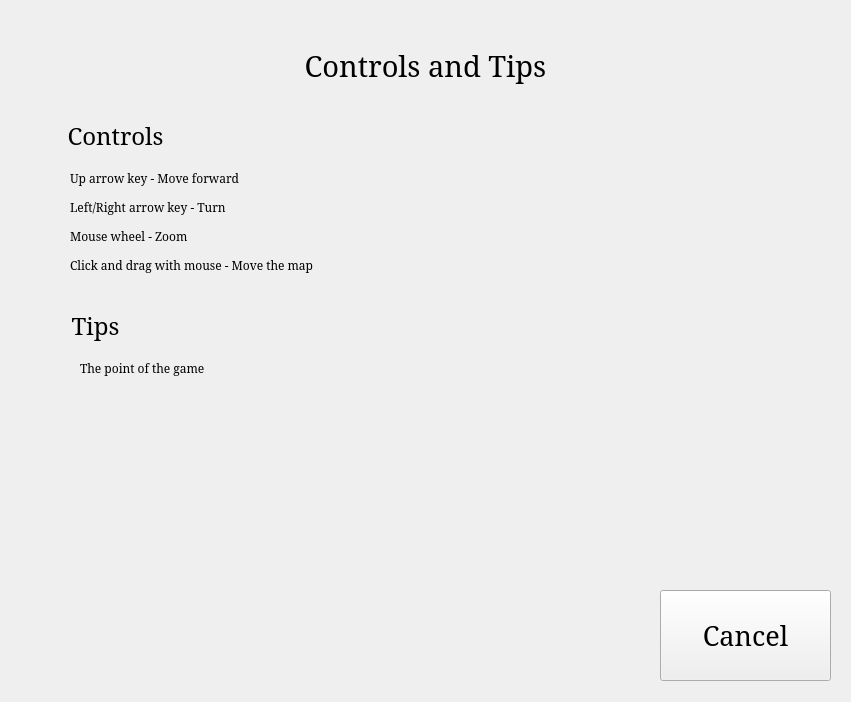
The window that GalaxyGame/Student/controls.ui (cronos23/spacewaifus) describes before a commit, drawn with Qt 5.
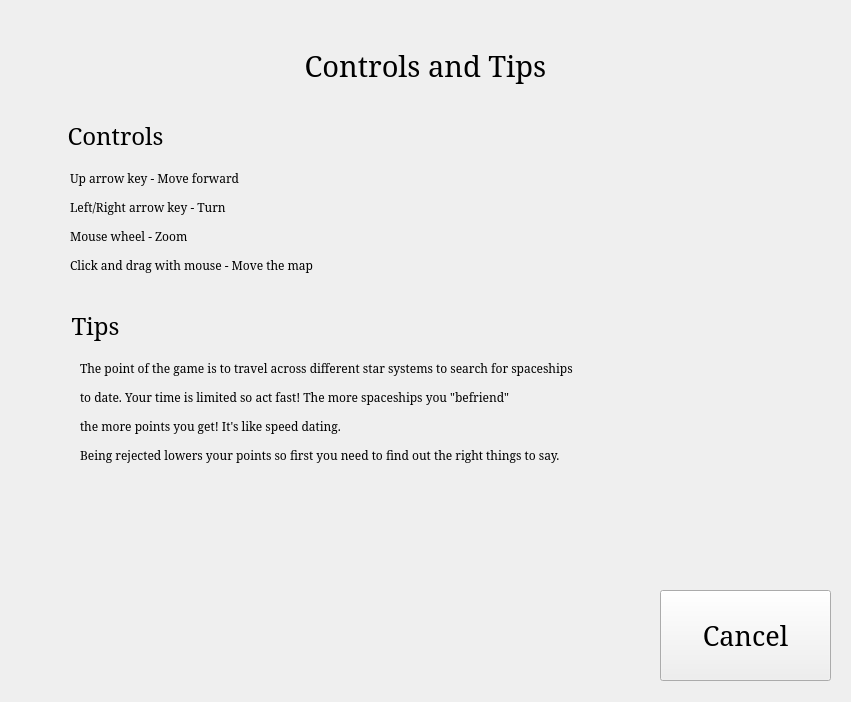
The same window after the commit.

```diff
--- a/GalaxyGame/Student/controls.ui
+++ b/GalaxyGame/Student/controls.ui
@@ -16,6 +16,18 @@
     <verstretch>0</verstretch>
    </sizepolicy>
   </property>
+  <property name="minimumSize">
+   <size>
+    <width>851</width>
+    <height>702</height>
+   </size>
+  </property>
+  <property name="maximumSize">
+   <size>
+    <width>851</width>
+    <height>702</height>
+   </size>
+  </property>
   <property name="windowTitle">
    <string>Controls and Tips</string>
   </property>
@@ -117,7 +129,7 @@
     <rect>
      <x>80</x>
      <y>360</y>
-     <width>701</width>
+     <width>721</width>
      <height>221</height>
     </rect>
    </property>
@@ -127,7 +139,7 @@
     </font>
    </property>
    <property name="text">
-    <string>&lt;html&gt;&lt;head/&gt;&lt;body&gt;&lt;p&gt;The point of the game &lt;/p&gt;&lt;/body&gt;&lt;/html&gt;</string>
+    <string>&lt;html&gt;&lt;head/&gt;&lt;body&gt;&lt;p&gt;The point of the game is to travel across different star systems to search for spaceships &lt;/p&gt;&lt;p&gt;to date. Your time is limited so act fast! The more spaceships you &amp;quot;befriend&amp;quot; &lt;/p&gt;&lt;p&gt;the more points you get! It's like speed dating. &lt;/p&gt;&lt;p&gt;Being rejected lowers your points so first you need to find out the right things to say. &lt;/p&gt;&lt;/body&gt;&lt;/html&gt;</string>
    </property>
    <property name="alignment">
     <set>Qt::AlignLeading|Qt::AlignLeft|Qt::AlignTop</set>
```
